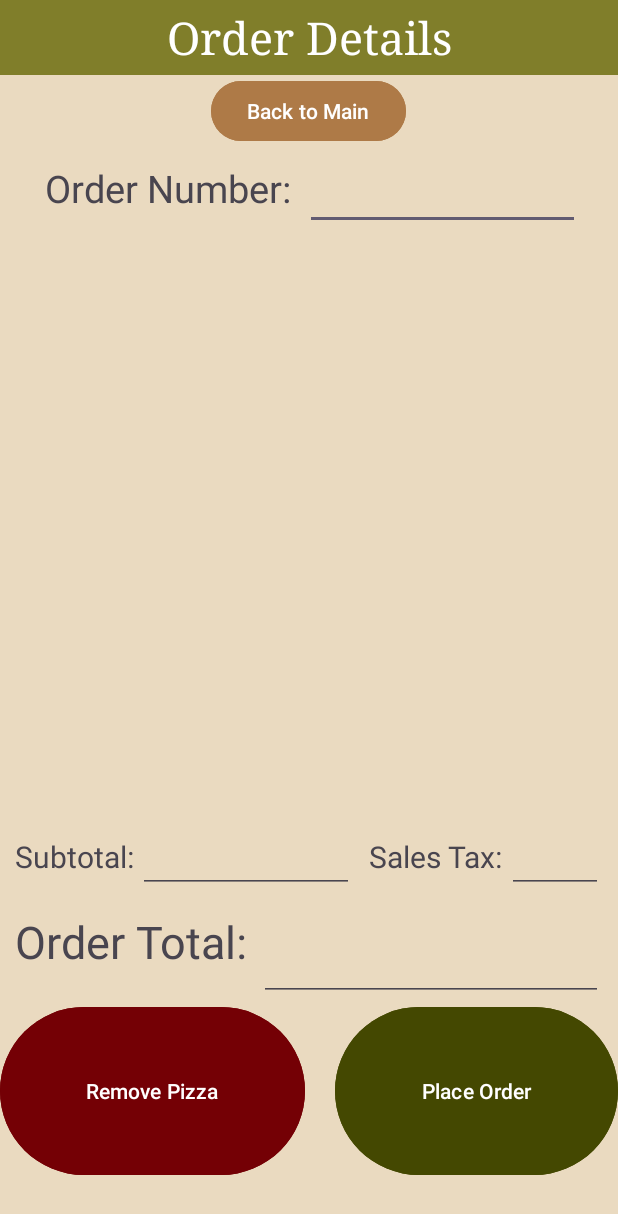
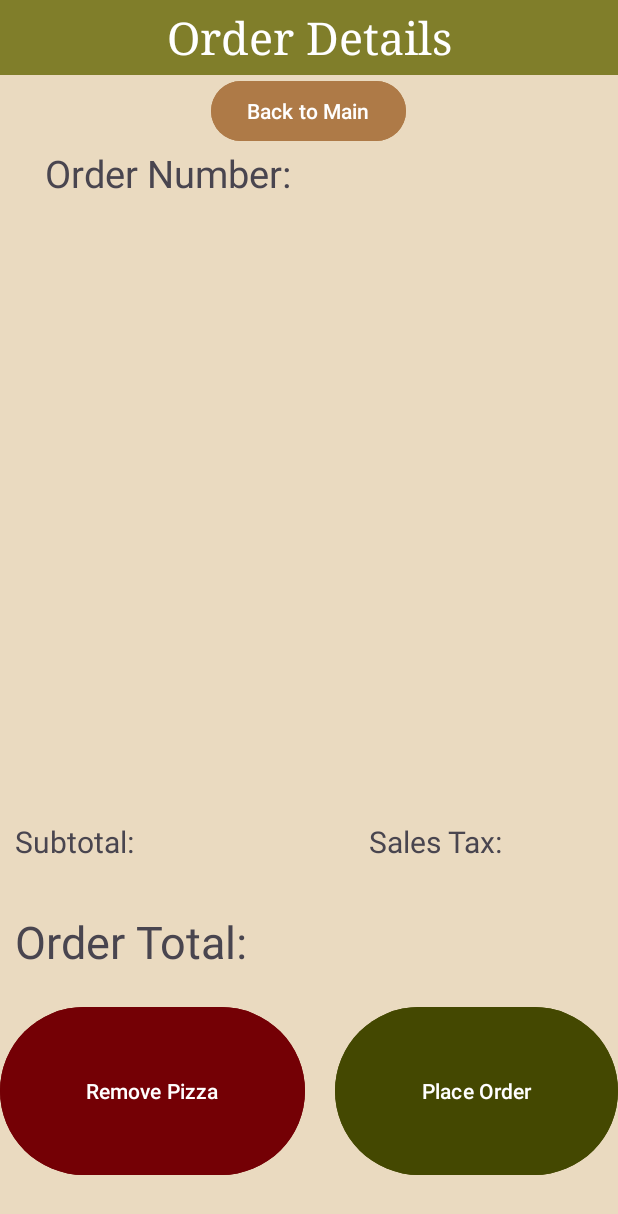
Before and after one commit to pbhatt66/Pizza-Parlor-App, an Android app: the CurrentOrderActivity screen opened directly, with no data from a screen before it, on a phone screen of 412 x 824 dp. Shown: the top 1214 px of the screen. Run offline under Robolectric (Android 15) with nearby library versions, the phone set to English and light mode, and no system bars.

Commit message:
added current order activity textviews, activity stack problem after using cyo and specialty pizza activities

```diff
--- a/app/src/main/java/com/example/rupizza/CurrentOrderActivity.java
+++ b/app/src/main/java/com/example/rupizza/CurrentOrderActivity.java
@@ -1,23 +1,79 @@
 package com.example.rupizza;
 
 import android.content.Intent;
+import android.widget.ArrayAdapter;
 import android.widget.Button;
+import android.widget.ListView;
+import android.widget.TextView;
 import androidx.appcompat.app.AppCompatActivity;
 import android.os.Bundle;
 
+import java.util.ArrayList;
+import java.util.List;
+import java.util.stream.Collectors;
+
 public class CurrentOrderActivity extends AppCompatActivity {
+
+    ListView pizzasListView;
+    TextView orderNumber, subTotal, tax, total;
+
+    StoreOrders storeOrders = StoreOrders.getInstance();
 
     @Override
     protected void onCreate(Bundle savedInstanceState) {
         super.onCreate(savedInstanceState);
         setContentView(R.layout.activity_current_order);
 
+        orderNumber = findViewById(R.id.orderNumber);
+        subTotal = findViewById(R.id.subTotal);
+        tax = findViewById(R.id.tax);
+        total = findViewById(R.id.total);
+        updateOrderInfo();
+
         Button back_to_main = findViewById(R.id.backtomain_button);
         back_to_main.setOnClickListener(v -> openMainActivity());
+
+        Button remove_pizza = findViewById(R.id.removepizza_button);
+        remove_pizza.setOnClickListener(v -> handleRemovePizzaButtonAction());
     }
 
     public void openMainActivity() {
         Intent intent = new Intent(this, MainActivity.class);
         startActivity(intent);
     }
+
+    private void updateOrderInfo() {
+        if (storeOrders.getCurrentOrder() == null) {
+            return;
+        }
+
+        List<String> pizzaStrings = storeOrders.getCurrentOrder().getPizzas().stream()
+                .map(Pizza::toString)
+                .collect(Collectors.toList());
+
+        ArrayAdapter<String> adapter = new ArrayAdapter<>(this, android.R.layout.simple_spinner_dropdown_item, pizzaStrings);
+        pizzasListView = findViewById(R.id.pizzasListView);
+        pizzasListView.setAdapter(adapter);
+
+        orderNumber.setText(String.valueOf(storeOrders.getCurrentOrder().getOrderNumber()));
+        subTotal.setText(String.format("$%.2f", storeOrders.getCurrentOrder().calculateSubTotal()));
+        tax.setText(String.format("$%.2f", storeOrders.getCurrentOrder().calculateTax()));
+        total.setText(String.format("$%.2f", storeOrders.getCurrentOrder().calculateTotal()));
+    }
+
+    private void handleRemovePizzaButtonAction() {
+        int selectedPosition = pizzasListView.getCheckedItemPosition();
+
+        if (selectedPosition != ListView.INVALID_POSITION) {
+            Order currentOrder = storeOrders.getCurrentOrder();
+            ArrayList<Pizza> pizzas = currentOrder.getPizzas();
+
+            Pizza removedPizza = pizzas.remove(selectedPosition);
+
+            ArrayAdapter<String> adapter = (ArrayAdapter<String>) pizzasListView.getAdapter();
+            adapter.remove(removedPizza.toString());
+            adapter.notifyDataSetChanged();
+        }
+        updateOrderInfo();
+    }
 }
--- a/app/src/main/res/layout/activity_current_order.xml
+++ b/app/src/main/res/layout/activity_current_order.xml
@@ -35,20 +35,20 @@
                 android:layout_height="wrap_content"
                 android:textSize="25dp"
                 android:layout_marginLeft="30dp"
-                android:id="@+id/textView2" android:layout_weight="1"/>
-        <EditText
+                android:id="@+id/textView1" android:layout_weight="1"/>
+        <TextView
                 android:layout_width="173dp"
                 android:layout_height="wrap_content"
-                android:inputType="number"
                 android:ems="10"
-                android:textSize="25dp"
-                android:layout_marginRight="25dp"
-                android:id="@+id/editTextNumber" android:layout_weight="1"/>
+                android:textSize="25sp"
+                android:layout_marginEnd="25dp"
+                android:id="@+id/orderNumber" android:layout_weight="1"/>
     </LinearLayout>
     <ListView
-            android:id="@+id/list"
+            android:id="@+id/pizzasListView"
             android:layout_width="match_parent"
-            android:layout_height="350dp"/>
+            android:layout_height="350dp"
+            android:choiceMode="singleChoice"/>
     <LinearLayout
             android:orientation="vertical"
             android:layout_width="match_parent"
@@ -63,30 +63,28 @@
                     android:layout_width="97dp"
                     android:layout_height="wrap_content"
                     android:layout_marginLeft="10dp"
-                    android:textSize="20dp"
+                    android:textSize="20sp"
                     android:id="@+id/textView7" android:layout_weight="1"/>
-            <EditText
+            <TextView
                     android:layout_width="160dp"
                     android:layout_height="wrap_content"
-                    android:inputType="number"
                     android:ems="10"
-                    android:layout_marginRight="10dp"
-                    android:textSize="20dp"
-                    android:id="@+id/editTextNumber3" android:layout_weight="1"/>
+                    android:layout_marginEnd="10dp"
+                    android:textSize="20sp"
+                    android:id="@+id/subTotal" android:layout_weight="1"/>
             <TextView
                     android:text="Sales Tax: "
                     android:layout_width="108dp"
                     android:layout_height="wrap_content"
-                    android:textSize="20dp"
+                    android:textSize="20sp"
                     android:id="@+id/textView8" android:layout_weight="1"/>
-            <EditText
+            <TextView
                     android:layout_width="80dp"
                     android:layout_height="wrap_content"
-                    android:inputType="number"
                     android:ems="10"
-                    android:layout_marginRight="10dp"
-                    android:textSize="20dp"
-                    android:id="@+id/editTextNumber4" android:layout_weight="1"/>
+                    android:layout_marginEnd="10dp"
+                    android:textSize="20sp"
+                    android:id="@+id/tax" android:layout_weight="1"/>
         </LinearLayout>
         <LinearLayout
                 android:orientation="horizontal"
@@ -98,14 +96,13 @@
                     android:layout_height="match_parent"
                     android:layout_marginLeft="10dp"
                     android:textSize="30dp" android:id="@+id/textView6"/>
-            <EditText
+            <TextView
                     android:layout_width="wrap_content"
                     android:layout_height="match_parent"
-                    android:inputType="number"
                     android:ems="10"
-                    android:textSize="30dp"
-                    android:layout_marginRight="10dp"
-                    android:id="@+id/editTextNumber2" android:layout_weight="1"/>
+                    android:textSize="30sp"
+                    android:layout_marginEnd="10dp"
+                    android:id="@+id/total" android:layout_weight="1"/>
         </LinearLayout>
         <LinearLayout
                 android:orientation="horizontal"
```
Also changed, not shown: app/src/main/res/layout/activity_create_your_own.xml (+4 -5 lines).
